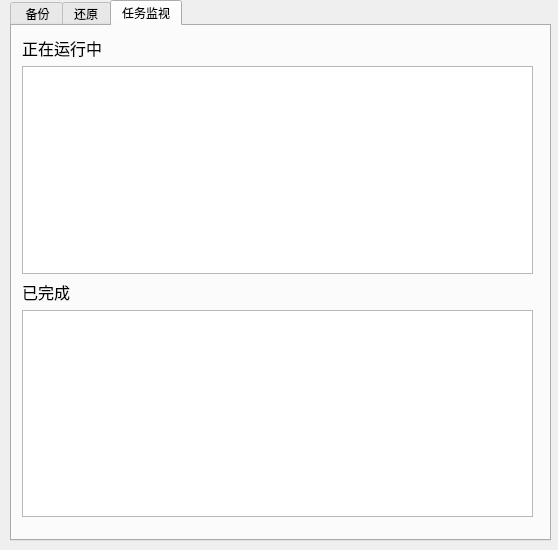
Old version of the form client/gui/mainwindow.ui in the repository wenli7363/Zpods.
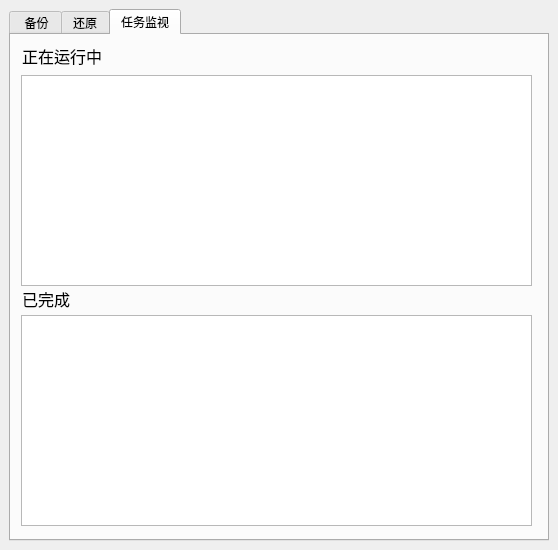
New version of the form. The open tabs and pages were chosen to show the change. Custom widgets are drawn as their Qt base class.

```diff
--- a/client/gui/mainwindow.ui
+++ b/client/gui/mainwindow.ui
@@ -14,15 +14,9 @@
    <string>MainWindow</string>
   </property>
   <widget class="QWidget" name="centralwidget">
+   <layout class="QVBoxLayout" name="verticalLayout_5">
+    <item>
    <widget class="QTabWidget" name="tabWidget">
-    <property name="geometry">
-     <rect>
-      <x>10</x>
-      <y>0</y>
-      <width>541</width>
-      <height>541</height>
-     </rect>
-    </property>
     <property name="currentIndex">
      <number>0</number>
     </property>
@@ -321,18 +315,35 @@
      <attribute name="title">
       <string>任务监视</string>
      </attribute>
-     <widget class="QWidget" name="">
+       <widget class="QListWidget" name="ingList">
       <property name="geometry">
        <rect>
         <x>10</x>
-        <y>10</y>
+          <y>40</y>
         <width>511</width>
-        <height>481</height>
-       </rect>
-      </property>
-      <layout class="QVBoxLayout" name="verticalLayout_3">
-       <item>
+          <height>211</height>
+         </rect>
+        </property>
+       </widget>
+       <widget class="QListWidget" name="edList">
+        <property name="geometry">
+         <rect>
+          <x>10</x>
+          <y>280</y>
+          <width>511</width>
+          <height>211</height>
+         </rect>
+        </property>
+       </widget>
         <widget class="QLabel" name="label_2">
+        <property name="geometry">
+         <rect>
+          <x>11</x>
+          <y>11</y>
+          <width>80</width>
+          <height>19</height>
+         </rect>
+        </property>
          <property name="font">
           <font>
            <pointsize>12</pointsize>
@@ -342,12 +353,15 @@
           <string>正在运行中</string>
          </property>
         </widget>
-       </item>
-       <item>
-        <widget class="QListView" name="listView"/>
-       </item>
-       <item>
         <widget class="QLabel" name="label_3">
+        <property name="geometry">
+         <rect>
+          <x>11</x>
+          <y>254</y>
+          <width>48</width>
+          <height>19</height>
+         </rect>
+        </property>
          <property name="font">
           <font>
            <pointsize>12</pointsize>
@@ -357,14 +371,10 @@
           <string>已完成</string>
          </property>
         </widget>
-       </item>
-       <item>
-        <widget class="QListView" name="listView_2"/>
-       </item>
-      </layout>
-     </widget>
-    </widget>
-   </widget>
+      </widget>
+     </widget>
+    </item>
+   </layout>
   </widget>
  </widget>
  <customwidgets>
```
Left out of the diff: 2 changed lines with no effect on the pictures. Lines whose indentation alone changed are shown as unchanged.
